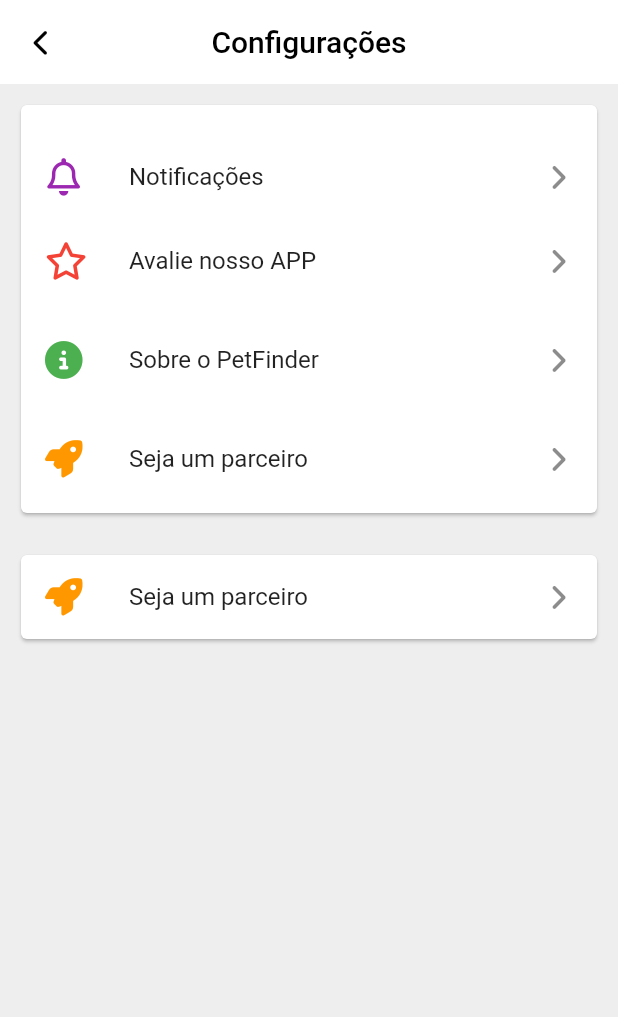
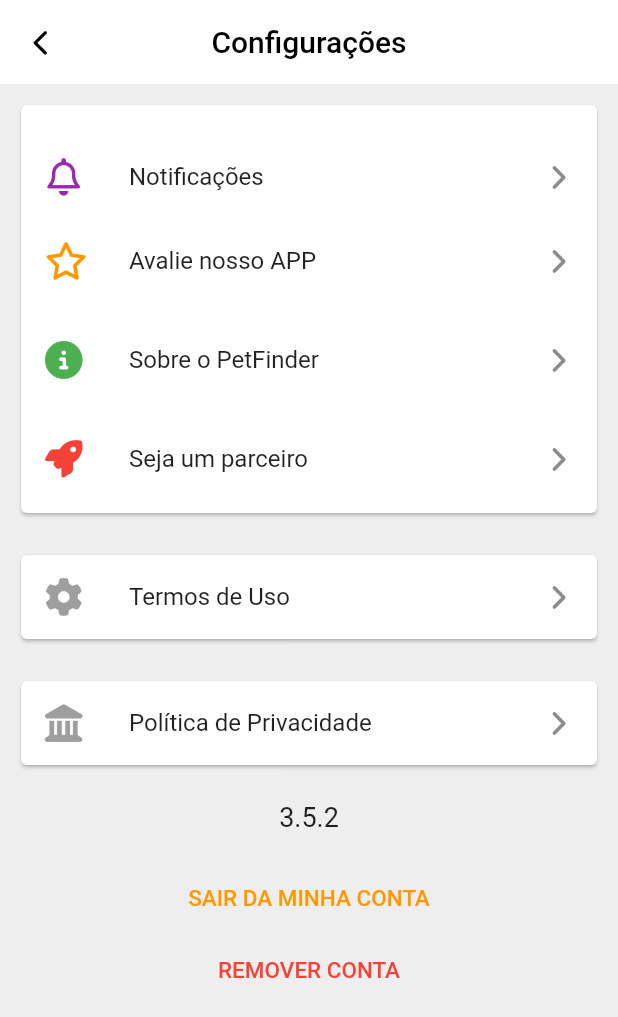
Before and after one commit to willianconrado/pet_app_qrcode, a Flutter app: the SettingsScreen screen opened directly, on a phone screen of 412 x 824 dp. Shown: the top 1017 px of the screen. Run offline on Flutter 3.47's test engine with Material 2 defaults, Android fonts, the phone set to English and light mode, and no system bars; our stand-ins replace firebase_auth, firebase_core, font_awesome_flutter, table_calendar; accounts and stored records are empty.

Commit message:
tela de configurações pronta

```diff
--- a/lib/screens/settings.screen.dart
+++ b/lib/screens/settings.screen.dart
@@ -52,7 +52,7 @@ class _MyWidgetState extends State<SettingsScreen> {
                   ListTile(
                     leading: const Icon(
                       FontAwesomeIcons.star,
-                      color: Colors.red,
+                      color: Colors.orange,
                       size: 25,
                     ),
                     title: const Text('Avalie nosso APP'),
@@ -78,7 +78,7 @@ class _MyWidgetState extends State<SettingsScreen> {
                   ListTile(
                     leading: const Icon(
                       FontAwesomeIcons.rocket,
-                      color: Colors.orange,
+                      color: Colors.red,
                       size: 25,
                     ),
                     title: const Text('Seja um parceiro'),
@@ -94,14 +94,48 @@ class _MyWidgetState extends State<SettingsScreen> {
             child: Card(
                 child: ListTile(
               leading: const Icon(
-                FontAwesomeIcons.rocket,
-                color: Colors.orange,
+                FontAwesomeIcons.gear,
+                color: Colors.grey,
                 size: 25,
               ),
-              title: const Text('Seja um parceiro'),
+              title: const Text('Termos de Uso'),
               trailing: const Icon(FontAwesomeIcons.angleRight, size: 20),
               onTap: () {},
             )),
+          ),
+          Container(
+            padding: const EdgeInsets.all(10),
+            child: Card(
+                child: ListTile(
+              leading: const Icon(
+                FontAwesomeIcons.landmark,
+                color: Colors.grey,
+                size: 25,
+              ),
+              title: const Text('Política de Privacidade'),
+              trailing: const Icon(FontAwesomeIcons.angleRight, size: 20),
+              onTap: () {},
+            )),
+          ),
+          const SizedBox(
+            height: 10,
+          ),
+          const Text(
+            '3.5.2',
+            style: TextStyle(fontSize: 18),
+          ),
+          const SizedBox(
+            height: 20,
+          ),
+          TextButton(
+            onPressed: () {},
+            child: const Text('SAIR DA MINHA CONTA',
+                style: TextStyle(color: Colors.orange, fontSize: 15)),
+          ),
+          TextButton(
+            onPressed: () {},
+            child: const Text('REMOVER CONTA',
+                style: TextStyle(color: Colors.red, fontSize: 15)),
           ),
         ],
       ),
```
